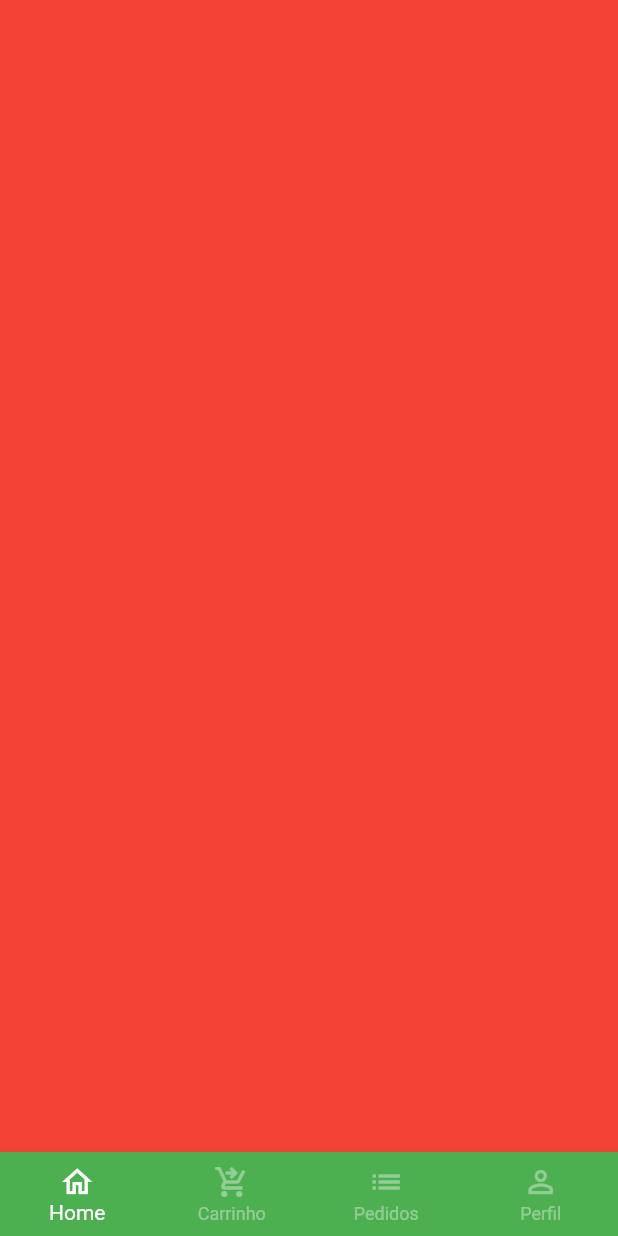
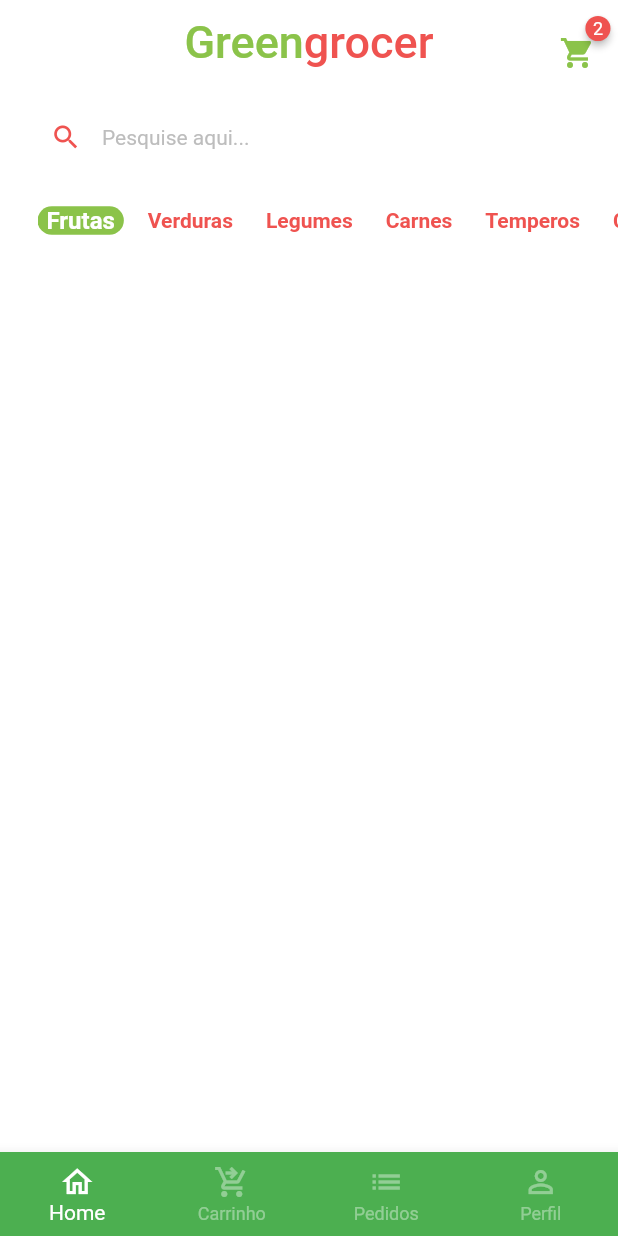
Before and after one commit to BREstrai/quitanda, a Flutter app: the screen it shows after launch, after a tap on "Entrar", on a phone screen of 412 x 824 dp. Run offline on Flutter 3.47's test engine with Material 2 defaults, Android fonts, the phone set to English and light mode, and no system bars; drawn by our look-alikes of badges; our stand-ins replace animated_text_kit, mask_text_input_formatter.

Commit message:
Criado tela de pesquisa, com rolagem nas categorias na tab home

```diff
--- a/lib/main.dart
+++ b/lib/main.dart
@@ -15,6 +15,7 @@ class MyApp extends StatelessWidget {
       title: 'Flutter Demo',
       theme: ThemeData(
         primarySwatch: Colors.green,
+        scaffoldBackgroundColor: Colors.white.withAlpha(190),
       ),
       debugShowCheckedModeBanner: false,
       home: const SignInScreen(),
--- a/lib/src/base/base_screen.dart
+++ b/lib/src/base/base_screen.dart
@@ -1,4 +1,5 @@
 import 'package:flutter/material.dart';
+import 'package:quitanda/src/home/home_tab.dart';
 
 class BaseScreen extends StatefulWidget {
   const BaseScreen({Key? key}) : super(key: key);
@@ -19,9 +20,7 @@ class _BaseScreenState extends State<BaseScreen> {
         physics: const NeverScrollableScrollPhysics(),
         controller: pageController,
         children: [
-          Container(
-            color: Colors.red,
-          ),
+          HomeTab(),
           Container(
             color: Colors.yellow,
           ),
--- /dev/null
+++ b/lib/src/home/components/category_tile.dart
@@ -0,0 +1,45 @@
+import 'package:flutter/material.dart';
+import 'package:quitanda/src/config/custom_colors.dart';
+
+class CategoryTile extends StatelessWidget {
+  const CategoryTile({
+    Key? key,
+    required this.category,
+    required this.isSelected,
+    required this.onPressed,
+  }) : super(key: key);
+
+  final String category;
+  final bool isSelected;
+  final VoidCallback onPressed;
+
+  @override
+  Widget build(BuildContext context) {
+    return GestureDetector(
+      onTap: onPressed,
+      child: Align(
+        alignment: Alignment.center,
+        child: Container(
+          padding: const EdgeInsets.symmetric(
+            horizontal: 6,
+          ),
+          decoration: BoxDecoration(
+            borderRadius: BorderRadius.circular(10),
+            color: isSelected
+                ? CustomColors.customSwatchColor
+                : Colors.transparent,
+          ),
+          child: Text(
+            category,
+            style: TextStyle(
+                color: isSelected
+                    ? Colors.white
+                    : CustomColors.customConstrastColor,
+                fontWeight: FontWeight.bold,
+                fontSize: isSelected ? 16 : 14),
+          ),
+        ),
+      ),
+    );
+  }
+}
--- /dev/null
+++ b/lib/src/home/home_tab.dart
@@ -0,0 +1,136 @@
+import 'package:badges/badges.dart';
+import 'package:flutter/material.dart';
+import 'package:quitanda/src/config/custom_colors.dart';
+import 'package:quitanda/src/home/components/category_tile.dart';
+
+class HomeTab extends StatefulWidget {
+  HomeTab({Key? key}) : super(key: key);
+
+  @override
+  State<HomeTab> createState() => _HomeTabState();
+}
+
+class _HomeTabState extends State<HomeTab> {
+  List<String> categories = [
+    "Frutas",
+    "Verduras",
+    "Legumes",
+    "Carnes",
+    "Temperos",
+    "Cereais",
+  ];
+
+  String selectedCategory = "Frutas";
+
+  @override
+  Widget build(BuildContext context) {
+    return Scaffold(
+      //App bar
+      appBar: AppBar(
+        backgroundColor: Colors.transparent,
+        elevation: 0,
+        centerTitle: true,
+        title: Text.rich(
+          TextSpan(
+            style: const TextStyle(fontSize: 30),
+            children: [
+              TextSpan(
+                text: "Green",
+                style: TextStyle(color: CustomColors.customSwatchColor),
+              ),
+              TextSpan(
+                text: "grocer",
+                style: TextStyle(color: CustomColors.customConstrastColor),
+              ),
+            ],
+          ),
+        ),
+        actions: [
+          Padding(
+            padding: const EdgeInsets.only(
+              top: 15,
+              right: 15,
+            ),
+            child: GestureDetector(
+              onTap: () {},
+              child: Badge(
+                badgeColor: CustomColors.customConstrastColor,
+                badgeContent: const Text(
+                  "2",
+                  style: TextStyle(
+                    color: Colors.white,
+                    fontSize: 12,
+                  ),
+                ),
+                child: Icon(
+                  Icons.shopping_cart,
+                  color: CustomColors.customSwatchColor,
+                ),
+              ),
+            ),
+          ),
+        ],
+      ),
+
+      //Campo Pesquisa
+      body: Column(
+        children: [
+          Padding(
+            padding: const EdgeInsets.symmetric(
+              horizontal: 20,
+              vertical: 10,
+            ),
+            child: TextFormField(
+              decoration: InputDecoration(
+                filled: true,
+                fillColor: Colors.white,
+                isDense: true,
+                hintText: "Pesquise aqui...",
+                hintStyle: TextStyle(
+                  color: Colors.grey.shade400,
+                  fontSize: 14,
+                ),
+                prefixIcon: Icon(
+                  Icons.search,
+                  color: CustomColors.customConstrastColor,
+                  size: 21,
+                ),
+                border: OutlineInputBorder(
+                  borderRadius: BorderRadius.circular(60),
+                  borderSide: const BorderSide(
+                    width: 0,
+                    style: BorderStyle.none,
+                  ),
+                ),
+              ),
+            ),
+          ),
+
+          //Categorias
+          Container(
+            padding: const EdgeInsets.only(left: 25),
+            height: 40,
+            child: ListView.separated(
+              scrollDirection: Axis.horizontal,
+              itemBuilder: (_, index) {
+                return CategoryTile(
+                  onPressed: () {
+                    setState(() {
+                      selectedCategory = categories[index];
+                    });
+                  },
+                  category: categories[index],
+                  isSelected: categories[index] == selectedCategory,
+                );
+              },
+              separatorBuilder: (_, index) => const SizedBox(width: 10),
+              itemCount: categories.length,
+            ),
+          ),
+
+          //Grid
+        ],
+      ),
+    );
+  }
+}
--- a/pubspec.yaml
+++ b/pubspec.yaml
@@ -36,6 +36,7 @@ dependencies:
   cupertino_icons: ^1.0.2
   animated_text_kit: ^4.2.1
   mask_text_input_formatter: ^2.0.0
+  badges: ^2.0.1
 
 dev_dependencies:
   flutter_test:
```
Also changed, not shown: pubspec.lock.
